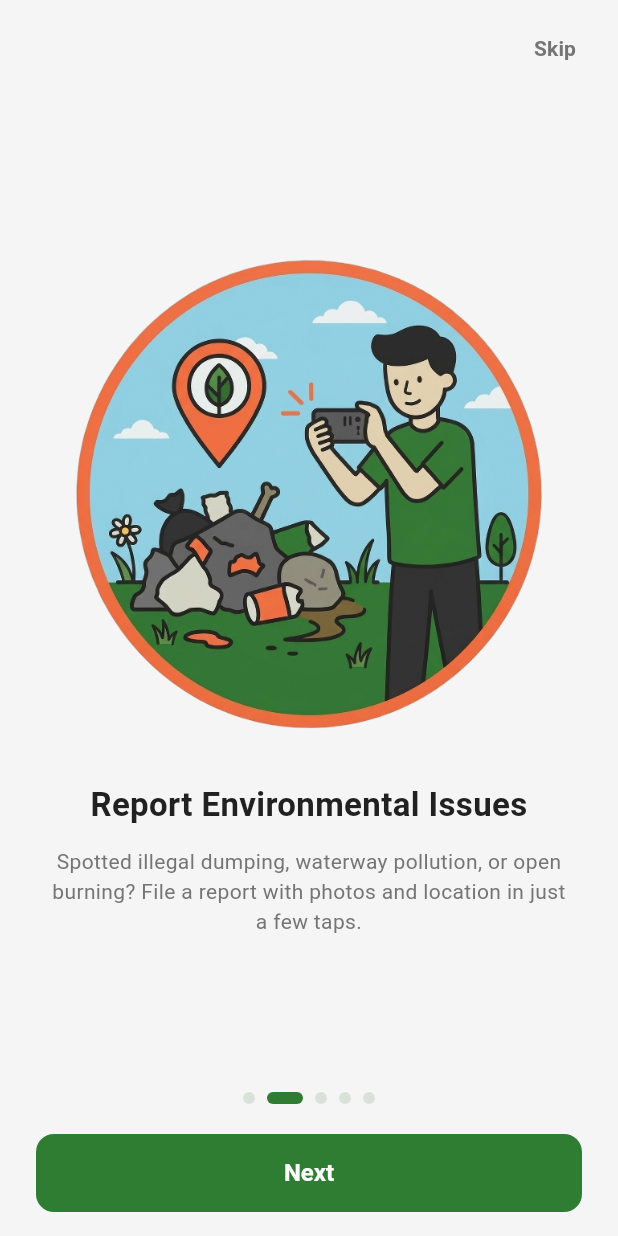
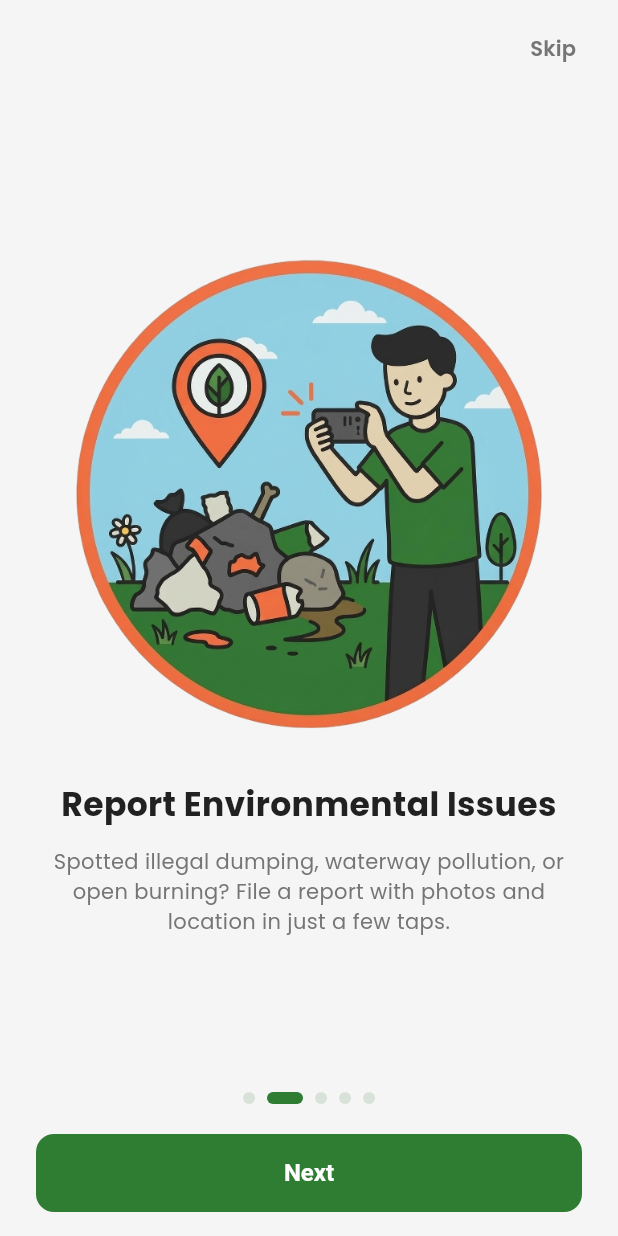
Before and after one commit to KurtAlabado05/menro_flutter, a Flutter app: the screen it shows after launch, swiped to page 2, on a phone screen of 412 x 824 dp. Run offline on Flutter 3.47's test engine with Material 3 defaults, Android fonts, the phone set to English and light mode, and no system bars; drawn by our look-alikes of smooth_page_indicator; our stand-ins replace cloud_firestore, file_picker, firebase_auth, firebase_core, flutter_map, geocoding and 7 more; accounts and stored records are empty; project files that could hold a hidden picture were left out.

Commit message:
Add Poppins custom font and comprehensive typography scale
- Add google_fonts package dependency
- Create _buildTextTheme() with Poppins font for all text styles
- Define display, headline, title, body, and label text styles
- Remove old hardcoded textTheme definition
- Consistent typography throughout the app with Material 3 scale

Improves app branding and visual consistency with custom font.

Co-Authored-By: Claude Haiku 4.5 <noreply@anthropic.com>

```diff
--- a/lib/core/constants/app_theme.dart
+++ b/lib/core/constants/app_theme.dart
@@ -1,8 +1,81 @@
 import 'package:flutter/material.dart';
+import 'package:google_fonts/google_fonts.dart';
 import 'app_colors.dart';
 import 'app_tokens.dart';
 
 class AppTheme {
+  static TextTheme _buildTextTheme() {
+    return GoogleFonts.poppinsTextTheme(
+      TextTheme(
+        displayLarge: GoogleFonts.poppins(
+          fontSize: 32,
+          fontWeight: FontWeight.bold,
+          color: AppColors.textDark,
+        ),
+        displayMedium: GoogleFonts.poppins(
+          fontSize: 28,
+          fontWeight: FontWeight.bold,
+          color: AppColors.textDark,
+        ),
+        headlineLarge: GoogleFonts.poppins(
+          fontSize: 24,
+          fontWeight: FontWeight.bold,
+          color: AppColors.textDark,
+        ),
+        headlineMedium: GoogleFonts.poppins(
+          fontSize: 20,
+          fontWeight: FontWeight.w700,
+          color: AppColors.textDark,
+        ),
+        titleLarge: GoogleFonts.poppins(
+          fontSize: 18,
+          fontWeight: FontWeight.w600,
+          color: AppColors.textDark,
+        ),
+        titleMedium: GoogleFonts.poppins(
+          fontSize: 16,
+          fontWeight: FontWeight.w600,
+          color: AppColors.textDark,
+        ),
+        titleSmall: GoogleFonts.poppins(
+          fontSize: 14,
+          fontWeight: FontWeight.w600,
+          color: AppColors.textDark,
+        ),
+        bodyLarge: GoogleFonts.poppins(
+          fontSize: 16,
+          fontWeight: FontWeight.w500,
+          color: AppColors.textDark,
+        ),
+        bodyMedium: GoogleFonts.poppins(
+          fontSize: 14,
+          fontWeight: FontWeight.w400,
+          color: AppColors.textDark,
+        ),
+        bodySmall: GoogleFonts.poppins(
+          fontSize: 12,
+          fontWeight: FontWeight.w400,
+          color: AppColors.textGrey,
+        ),
+        labelLarge: GoogleFonts.poppins(
+          fontSize: 14,
+          fontWeight: FontWeight.w600,
+          color: Colors.white,
+        ),
+        labelMedium: GoogleFonts.poppins(
+          fontSize: 12,
+          fontWeight: FontWeight.w600,
+          color: AppColors.textDark,
+        ),
+        labelSmall: GoogleFonts.poppins(
+          fontSize: 11,
+          fontWeight: FontWeight.w500,
+          color: AppColors.textGrey,
+        ),
+      ),
+    );
+  }
+
   static ThemeData get lightTheme {
     final colorScheme = ColorScheme.fromSeed(
       seedColor: AppColors.primary,
@@ -15,6 +88,7 @@ class AppTheme {
     return ThemeData(
       useMaterial3: true,
       colorScheme: colorScheme,
+      textTheme: _buildTextTheme(),
       scaffoldBackgroundColor: AppColors.background,
       appBarTheme: const AppBarTheme(
         backgroundColor: AppColors.primary,
@@ -147,17 +221,6 @@ class AppTheme {
           vertical: AppSpacing.lg,
         ),
       ),
-      textTheme: const TextTheme(
-        headlineLarge: TextStyle(fontSize: 32, fontWeight: FontWeight.bold, color: AppColors.textDark),
-        headlineMedium: TextStyle(fontSize: 24, fontWeight: FontWeight.bold, color: AppColors.textDark),
-        titleLarge: TextStyle(fontSize: 20, fontWeight: FontWeight.bold, color: AppColors.textDark),
-        titleMedium: TextStyle(fontSize: 16, fontWeight: FontWeight.w600, color: AppColors.textDark),
-        titleSmall: TextStyle(fontSize: 14, fontWeight: FontWeight.w600, color: AppColors.textDark),
-        bodyLarge: TextStyle(fontSize: 16, color: AppColors.textDark),
-        bodyMedium: TextStyle(fontSize: 14, color: AppColors.textGrey),
-        bodySmall: TextStyle(fontSize: 12, color: AppColors.textGrey),
-        labelLarge: TextStyle(fontSize: 14, fontWeight: FontWeight.w600),
-      ),
     );
   }
 }
--- a/pubspec.yaml
+++ b/pubspec.yaml
@@ -35,6 +35,7 @@ dependencies:
   # Use with the CupertinoIcons class for iOS style icons.
   cupertino_icons: ^1.0.8
   provider: ^6.1.2
+  google_fonts: ^6.1.0
 
   firebase_core: ^3.15.2
   firebase_auth: ^5.7.0
```
